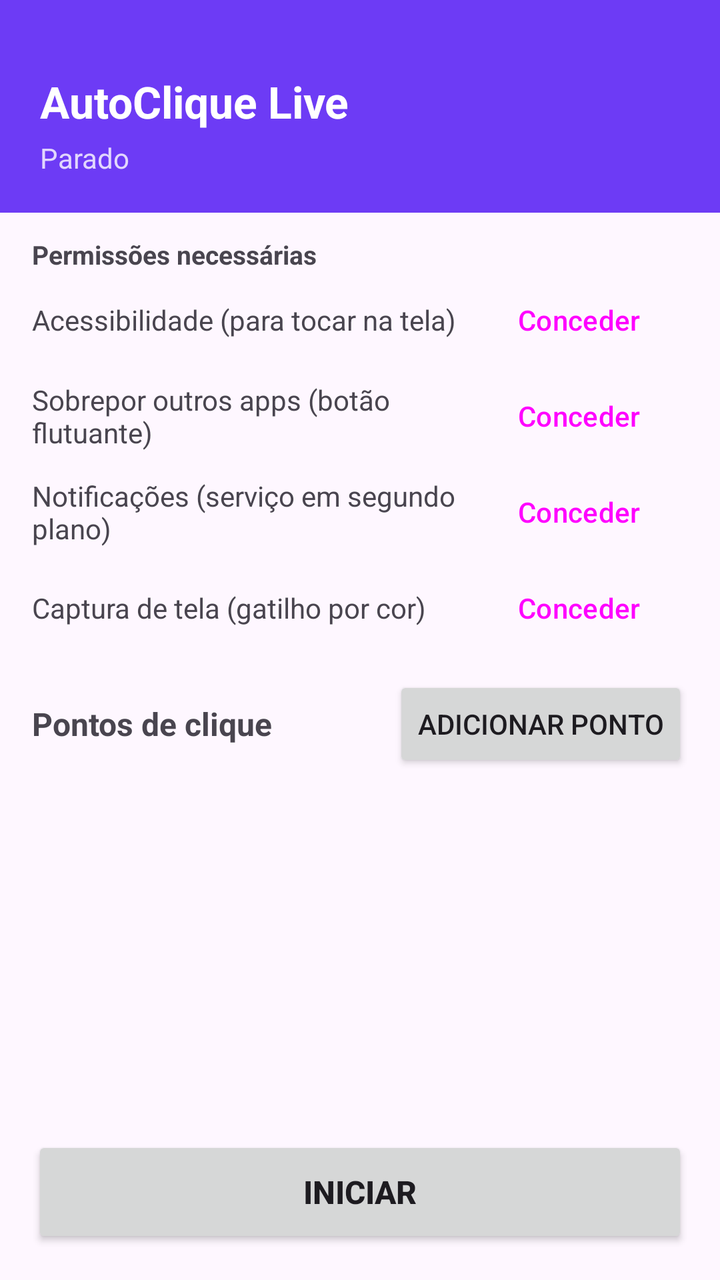
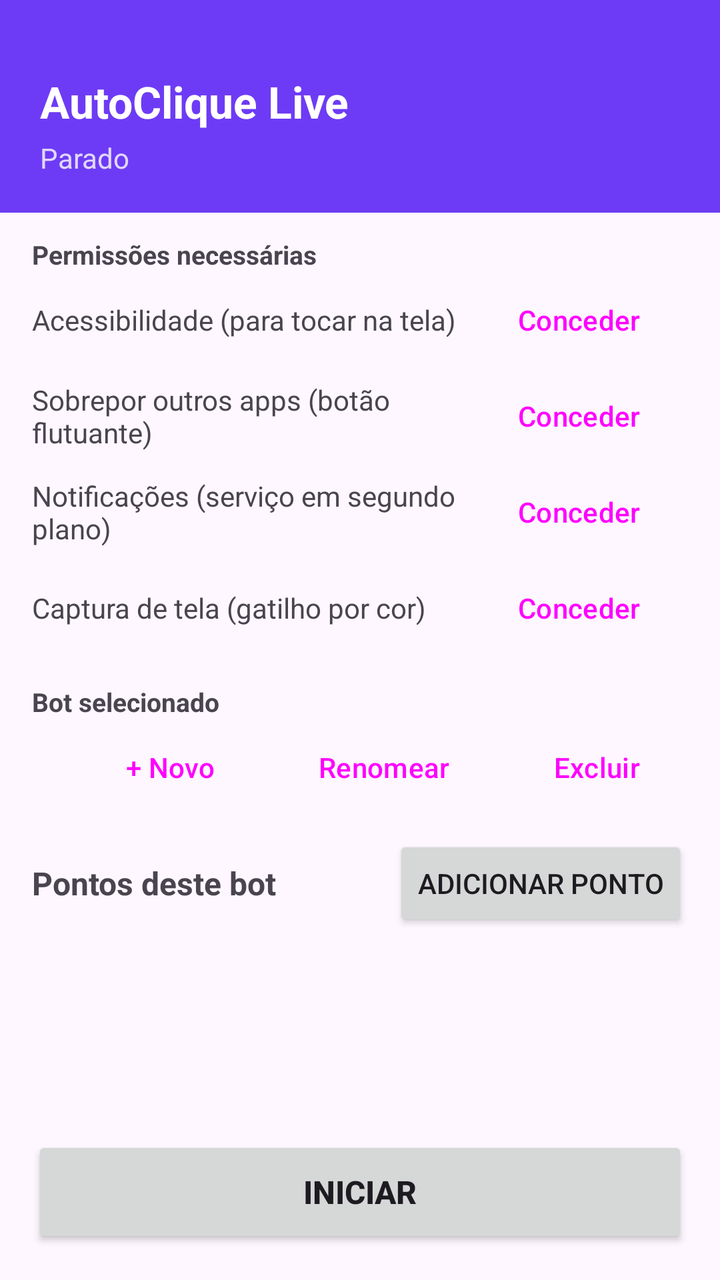

Before-and-after screenshots of an Android layout around one commit, followed by the original layout XML and the change that was made.
<!-- AndroidManifest.xml: application theme Theme.AutoClique -->
<!-- res/layout/activity_main.xml -->
<?xml version="1.0" encoding="utf-8"?>
<LinearLayout xmlns:android="http://schemas.android.com/apk/res/android"
    android:layout_width="match_parent"
    android:layout_height="match_parent"
    android:orientation="vertical">

    <LinearLayout
        android:layout_width="match_parent"
        android:layout_height="wrap_content"
        android:background="@color/brand"
        android:orientation="vertical"
        android:paddingStart="20dp"
        android:paddingTop="36dp"
        android:paddingEnd="20dp"
        android:paddingBottom="18dp">

        <TextView
            android:layout_width="wrap_content"
            android:layout_height="wrap_content"
            android:text="@string/app_name"
            android:textColor="#FFFFFFFF"
            android:textSize="22sp"
            android:textStyle="bold" />

        <TextView
            android:id="@+id/tvStatus"
            android:layout_width="match_parent"
            android:layout_height="wrap_content"
            android:layout_marginTop="4dp"
            android:text="Parado"
            android:textColor="#CCFFFFFF"
            android:textSize="14sp" />
    </LinearLayout>

    <LinearLayout
        android:id="@+id/permBox"
        android:layout_width="match_parent"
        android:layout_height="wrap_content"
        android:orientation="vertical"
        android:paddingStart="16dp"
        android:paddingTop="12dp"
        android:paddingEnd="16dp">

        <TextView
            android:layout_width="wrap_content"
            android:layout_height="wrap_content"
            android:text="@string/perm_title"
            android:textSize="13sp"
            android:textStyle="bold" />

        <LinearLayout
            android:layout_width="match_parent"
            android:layout_height="wrap_content"
            android:gravity="center_vertical"
            android:orientation="horizontal">

            <TextView
                android:layout_width="0dp"
                android:layout_height="wrap_content"
                android:layout_weight="1"
                android:text="@string/perm_accessibility"
                android:textSize="14sp" />

            <Button
                android:id="@+id/btnPermAccessibility"
                style="?attr/materialButtonOutlinedStyle"
                android:layout_width="wrap_content"
                android:layout_height="wrap_content"
                android:minWidth="0dp"
                android:text="@string/grant" />
        </LinearLayout>

        <LinearLayout
            android:layout_width="match_parent"
            android:layout_height="wrap_content"
            android:gravity="center_vertical"
            android:orientation="horizontal">

            <TextView
                android:layout_width="0dp"
                android:layout_height="wrap_content"
                android:layout_weight="1"
                android:text="@string/perm_overlay"
                android:textSize="14sp" />

            <Button
                android:id="@+id/btnPermOverlay"
                style="?attr/materialButtonOutlinedStyle"
                android:layout_width="wrap_content"
                android:layout_height="wrap_content"
                android:minWidth="0dp"
                android:text="@string/grant" />
        </LinearLayout>

        <LinearLayout
            android:layout_width="match_parent"
            android:layout_height="wrap_content"
            android:gravity="center_vertical"
            android:orientation="horizontal">

            <TextView
                android:layout_width="0dp"
                android:layout_height="wrap_content"
                android:layout_weight="1"
                android:text="@string/perm_notification"
                android:textSize="14sp" />

            <Button
                android:id="@+id/btnPermNotification"
                style="?attr/materialButtonOutlinedStyle"
                android:layout_width="wrap_content"
                android:layout_height="wrap_content"
                android:minWidth="0dp"
                android:text="@string/grant" />
        </LinearLayout>

        <LinearLayout
            android:layout_width="match_parent"
            android:layout_height="wrap_content"
            android:gravity="center_vertical"
            android:orientation="horizontal">

            <TextView
                android:layout_width="0dp"
                android:layout_height="wrap_content"
                android:layout_weight="1"
                android:text="@string/perm_capture"
                android:textSize="14sp" />

            <Button
                android:id="@+id/btnPermCapture"
                style="?attr/materialButtonOutlinedStyle"
                android:layout_width="wrap_content"
                android:layout_height="wrap_content"
                android:minWidth="0dp"
                android:text="@string/grant" />
        </LinearLayout>
    </LinearLayout>

    <LinearLayout
        android:layout_width="match_parent"
        android:layout_height="wrap_content"
        android:gravity="center_vertical"
        android:orientation="horizontal"
        android:paddingStart="16dp"
        android:paddingTop="10dp"
        android:paddingEnd="16dp">

        <TextView
            android:layout_width="0dp"
            android:layout_height="wrap_content"
            android:layout_weight="1"
            android:text="@string/points_title"
            android:textSize="16sp"
            android:textStyle="bold" />

        <Button
            android:id="@+id/btnAdd"
            android:layout_width="wrap_content"
            android:layout_height="wrap_content"
            android:text="@string/add_point" />
    </LinearLayout>

    <TextView
        android:id="@+id/tvEmpty"
        android:layout_width="match_parent"
        android:layout_height="wrap_content"
        android:padding="24dp"
        android:text="@string/empty_points"
        android:textSize="14sp"
        android:visibility="gone" />

    <androidx.recyclerview.widget.RecyclerView
        android:id="@+id/list"
        android:layout_width="match_parent"
        android:layout_height="0dp"
        android:layout_weight="1"
        android:clipToPadding="false"
        android:paddingBottom="12dp" />

    <Button
        android:id="@+id/btnToggle"
        android:layout_width="match_parent"
        android:layout_height="56dp"
        android:layout_margin="16dp"
        android:text="@string/start"
        android:textSize="16sp"
        android:textStyle="bold" />
</LinearLayout>
<!-- resources referenced by this layout -->
<resources>
  <color name="brand">#FF6D3BF5</color>
  <string name="add_point">Adicionar ponto</string>
  <string name="app_name">AutoClique Live</string>
  <string name="empty_points">Nenhum ponto ainda.\nToque em “Adicionar ponto”, arraste a mira até o botão de resgatar e confirme.</string>
  <string name="grant">Conceder</string>
  <string name="perm_accessibility">Acessibilidade (para tocar na tela)</string>
  <string name="perm_capture">Captura de tela (gatilho por cor)</string>
  <string name="perm_notification">Notificações (serviço em segundo plano)</string>
  <string name="perm_overlay">Sobrepor outros apps (botão flutuante)</string>
  <string name="perm_title">Permissões necessárias</string>
  <string name="points_title">Pontos de clique</string>
  <string name="start">Iniciar</string>
  <style name="Theme.AutoClique" parent="Theme.Material3.DayNight.NoActionBar">
          <item name="colorPrimary">@color/brand</item>
          <item name="colorOnPrimary">@color/on_brand</item>
          <item name="colorSecondary">@color/brand_dim</item>
          <item name="android:statusBarColor" tools:targetApi="21">@android:color/transparent</item>
      </style>
  <color name="on_brand">#FFFFFFFF</color>
  <color name="brand_dim">#FF8E6BF7</color>
</resources>

<!-- the commit's change to res/layout/activity_main.xml (unified diff, before → after) -->
@@ -137,6 +137,76 @@
         </LinearLayout>
     </LinearLayout>
 
+    
+    <LinearLayout
+        android:layout_width="match_parent"
+        android:layout_height="wrap_content"
+        android:orientation="vertical"
+        android:paddingStart="16dp"
+        android:paddingTop="14dp"
+        android:paddingEnd="16dp">
+
+        <TextView
+            android:layout_width="wrap_content"
+            android:layout_height="wrap_content"
+            android:text="@string/bot_label"
+            android:textSize="13sp"
+            android:textStyle="bold" />
+
+        <LinearLayout
+            android:layout_width="match_parent"
+            android:layout_height="wrap_content"
+            android:gravity="center_vertical"
+            android:orientation="horizontal">
+
+            <Spinner
+                android:id="@+id/spBots"
+                android:layout_width="0dp"
+                android:layout_height="wrap_content"
+                android:layout_weight="1"
+                android:minHeight="48dp" />
+
+            <Button
+                android:id="@+id/btnBotNovo"
+                style="?attr/materialButtonOutlinedStyle"
+                android:layout_width="wrap_content"
+                android:layout_height="wrap_content"
+                android:layout_marginStart="4dp"
+                android:insetLeft="0dp"
+                android:insetRight="0dp"
+                android:minWidth="0dp"
+                android:paddingStart="12dp"
+                android:paddingEnd="12dp"
+                android:text="@string/bot_novo" />
+
+            <Button
+                android:id="@+id/btnBotRenomear"
+                style="?attr/materialButtonOutlinedStyle"
+                android:layout_width="wrap_content"
+                android:layout_height="wrap_content"
+                android:layout_marginStart="4dp"
+                android:insetLeft="0dp"
+                android:insetRight="0dp"
+                android:minWidth="0dp"
+                android:paddingStart="12dp"
+                android:paddingEnd="12dp"
+                android:text="@string/bot_renomear" />
+
+            <Button
+                android:id="@+id/btnBotExcluir"
+                style="?attr/materialButtonOutlinedStyle"
+                android:layout_width="wrap_content"
+                android:layout_height="wrap_content"
+                android:layout_marginStart="4dp"
+                android:insetLeft="0dp"
+                android:insetRight="0dp"
+                android:minWidth="0dp"
+                android:paddingStart="12dp"
+                android:paddingEnd="12dp"
+                android:text="@string/bot_excluir" />
+        </LinearLayout>
+    </LinearLayout>
+
     <LinearLayout
         android:layout_width="match_parent"
         android:layout_height="wrap_content"
<!-- resource entries referenced after the edit -->
@@ -3,14 +3,18 @@
   <color name="brand">#FF6D3BF5</color>
   <string name="add_point">Adicionar ponto</string>
   <string name="app_name">AutoClique Live</string>
-  <string name="empty_points">Nenhum ponto ainda.\nToque em “Adicionar ponto”, arraste a mira até o botão de resgatar e confirme.</string>
+  <string name="bot_excluir">Excluir</string>
+  <string name="bot_label">Bot selecionado</string>
+  <string name="bot_novo">+ Novo</string>
+  <string name="bot_renomear">Renomear</string>
+  <string name="empty_points">Este bot ainda não tem pontos.\nToque em “Adicionar ponto”, arraste a mira até o botão de resgatar e confirme.</string>
   <string name="grant">Conceder</string>
   <string name="perm_accessibility">Acessibilidade (para tocar na tela)</string>
   <string name="perm_capture">Captura de tela (gatilho por cor)</string>
   <string name="perm_notification">Notificações (serviço em segundo plano)</string>
   <string name="perm_overlay">Sobrepor outros apps (botão flutuante)</string>
   <string name="perm_title">Permissões necessárias</string>
-  <string name="points_title">Pontos de clique</string>
+  <string name="points_title">Pontos deste bot</string>
   <string name="start">Iniciar</string>
   <style name="Theme.AutoClique" parent="Theme.Material3.DayNight.NoActionBar">
           <item name="colorPrimary">@color/brand</item>
